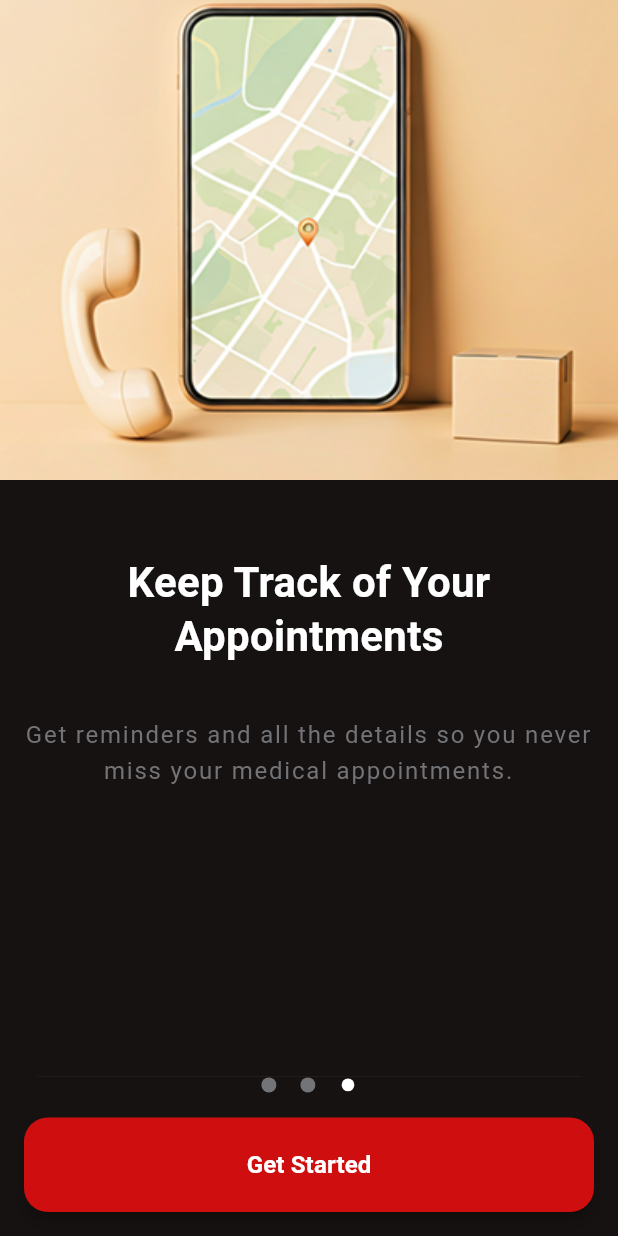
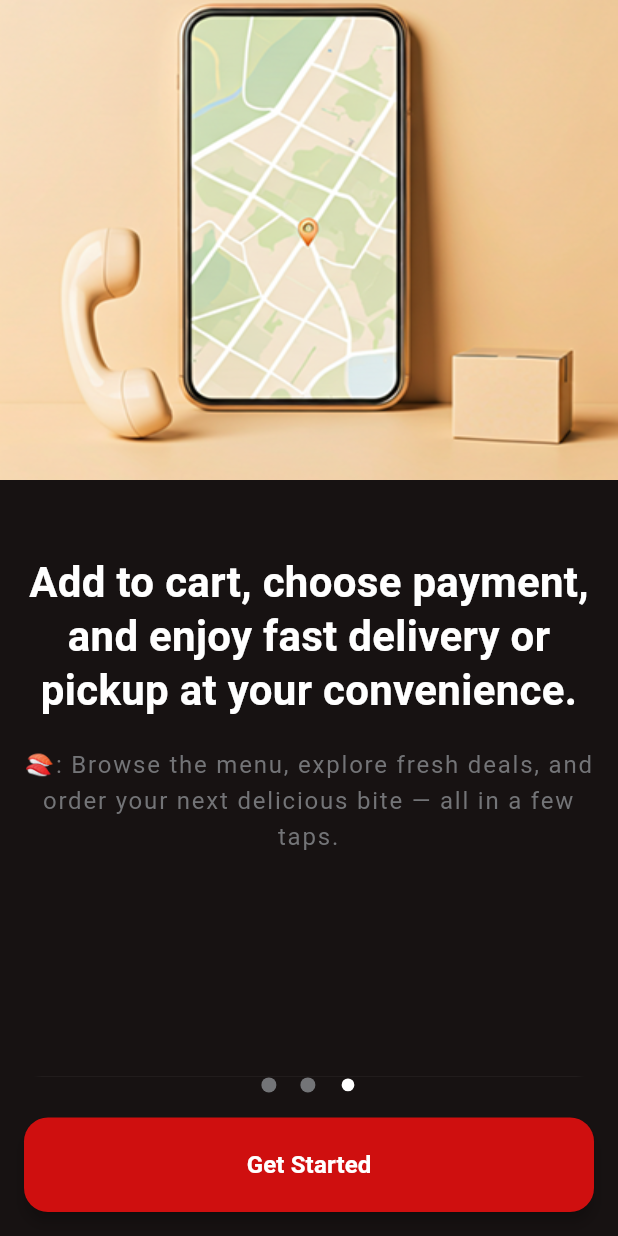
Before and after one commit to eslamohammed/Sushi_App, a Flutter app: the screen it shows after launch, swiped to page 3, on a phone screen of 412 x 824 dp. Run offline on Flutter 3.47's test engine with Material 3 defaults, Android fonts, the phone set to English and light mode, and no system bars; our stand-ins replace flutter_screenutil; Roboto replaces fonts that are missing (M_PLUS_Rounded_1c).

Commit message:
adding on boarding

```diff
--- a/lib/core/utils/assets_manger.dart
+++ b/lib/core/utils/assets_manger.dart
@@ -8,4 +8,8 @@ class AssetsManager {
   static const String onBoarding1 = "${path}onBoarding1.png";
   static const String onBoarding2 = "${path}onBoarding2.png";
   static const String onBoarding3 = "${path}onBoarding3.png";
+  static const String onBoardingFrame0 = "${path}Frame0.png";
+  static const String onBoardingFrame1 = "${path}Frame1.png";
+  static const String onBoardingFrame2 = "${path}Frame2.png";
+  static const String onBoardingFrame3 = "${path}Frame3.png";
 }
--- a/lib/core/utils/constans.dart
+++ b/lib/core/utils/constans.dart
@@ -15,13 +15,14 @@ class AppStrings {
   static const onBoardingHeader1 =
       "Experience traditional flavors with a modern twist";
   static const onBoardingBody1 =
-      "Experience hand-rolled sushi made with fresh ingredients, crafted by expert chefs. Taste tradition in every bite.";
-  static const onBoardingHeader2 = "Connect with Top Doctors";
+      "🥢: Experience hand-rolled sushi made with fresh ingredients, crafted by expert chefs. Taste tradition in every bite.";
+  static const onBoardingHeader2 = "Explore our menu";
   static const onBoardingBody2 =
-      "Browse doctor profiles, read reviews, and chat with them directly through the app.";
-  static const onBoardingHeader3 = "Keep Track of Your Appointments";
+      "🍤: Discover hand-crafted dishes, detailed with ingredients, prices, and mouthwatering photos.";
+  static const onBoardingHeader3 =
+      "Add to cart, choose payment, and enjoy fast delivery or pickup at your convenience.";
   static const onBoardingBody3 =
-      "Get reminders and all the details so you never miss your medical appointments.";
+      "🍣: Browse the menu, explore fresh deals, and order your next delicious bite — all in a few taps.";
 
   static const login = "Login";
   static const skip = "Skip";
--- a/lib/core/utils/style_manager.dart
+++ b/lib/core/utils/style_manager.dart
@@ -16,6 +16,7 @@ TextStyle get headline2 => const TextStyle(
   decoration: TextDecoration.none,
   fontStyle: FontStyle.normal,
   fontWeight: FontWeight.w700,
+  fontFamily: AppConstants.zenkaku,
   height: 25.99 / 20,
   letterSpacing: 1.2,
 );
--- a/lib/feature/onboarding/onboarding_view.dart
+++ b/lib/feature/onboarding/onboarding_view.dart
@@ -5,6 +5,7 @@ import 'package:sushi/feature/onboarding/onboarding_slider.dart';
 import 'package:sushi/feature/onboarding/onboarding_view_model.dart';
 import 'package:sushi/routing/routes.dart';
 
+import '../../core/utils/assets_manger.dart';
 import '../../core/utils/style_manager.dart';
 import '../../core/utils/values_manager.dart';
 
@@ -85,7 +86,10 @@ class _OnBoardingViewState extends State<OnBoardingView> {
           _viewModel.onPageChanged(index);
         },
         itemBuilder: (context, index) {
-          return OnboardingPage(onboardingSlider: data.onboardingSlider);
+          return OnboardingPage(
+            onboardingSlider: data.onboardingSlider,
+            data: data,
+          );
         },
       ),
       bottomSheet: Container(
@@ -198,8 +202,12 @@ class _OnBoardingViewState extends State<OnBoardingView> {
 
 class OnboardingPage extends StatelessWidget {
   final OnboardingSlider onboardingSlider;
-
-  const OnboardingPage({super.key, required this.onboardingSlider});
+  final OnboardingSliderViewObject data;
+  const OnboardingPage({
+    super.key,
+    required this.onboardingSlider,
+    required this.data,
+  });
 
   @override
   Widget build(BuildContext context) {
@@ -237,15 +245,73 @@ class OnboardingPage extends StatelessWidget {
           ),
         ),
         Padding(
-          padding: const EdgeInsets.all(AppPadding.p16),
+          padding: const EdgeInsets.only(
+            // top: AppPadding.p16,
+            left: AppPadding.p16,
+            right: AppPadding.p16,
+          ),
           child: Text(
             onboardingSlider.body,
             style: bodyText1.copyWith(color: ColorManager.grey),
-            textAlign: TextAlign.center,
+            textAlign:
+                data.currentIndex == 1 ? TextAlign.start : TextAlign.center,
           ),
+        ),
+        SizedBox(
+          width: double.infinity,
+          height: 225,
+          child: (data.currentIndex == 1) ? _imgProjector() : Container(),
         ),
         const SizedBox(height: AppSize.s40),
       ],
     );
   }
+
+  Widget _imgProjector() {
+    List imageAssets = [
+      AssetsManager.onBoardingFrame0,
+      AssetsManager.onBoardingFrame1,
+      AssetsManager.onBoardingFrame2,
+      AssetsManager.onBoardingFrame3,
+    ];
+    return Padding(
+      padding: const EdgeInsets.only(
+        // top: AppPadding.p16,
+        left: AppPadding.p16,
+        right: AppPadding.p16,
+      ),
+      child: GridView.builder(
+        itemCount: imageAssets.length,
+        physics: NeverScrollableScrollPhysics(), // Disables scrolling
+        gridDelegate: SliverGridDelegateWithFixedCrossAxisCount(
+          crossAxisCount: 2,
+          mainAxisSpacing: 12.0,
+          crossAxisSpacing: 12.0,
+          childAspectRatio: 173 / 74,
+        ),
+        itemBuilder: (BuildContext context, int index) {
+          return GestureDetector(
+            onTap: () {
+              print("hi index : $index");
+              // do something when the image is tapped
+            },
+            child: Container(
+              decoration: BoxDecoration(
+                color: Colors.grey[300],
+                borderRadius: BorderRadius.circular(20),
+              ),
+              child: Center(
+                child: Image.asset(
+                  imageAssets[index],
+                  fit: BoxFit.contain,
+                  width: double.infinity,
+                  height: double.infinity,
+                ),
+              ),
+            ),
+          );
+        },
+      ),
+    );
+  }
 }
```
Also changed, not shown: assets/image/Frame0.png (added), assets/image/Frame1.png (added), assets/image/Frame2.png (added), assets/image/Frame3.png (added).
